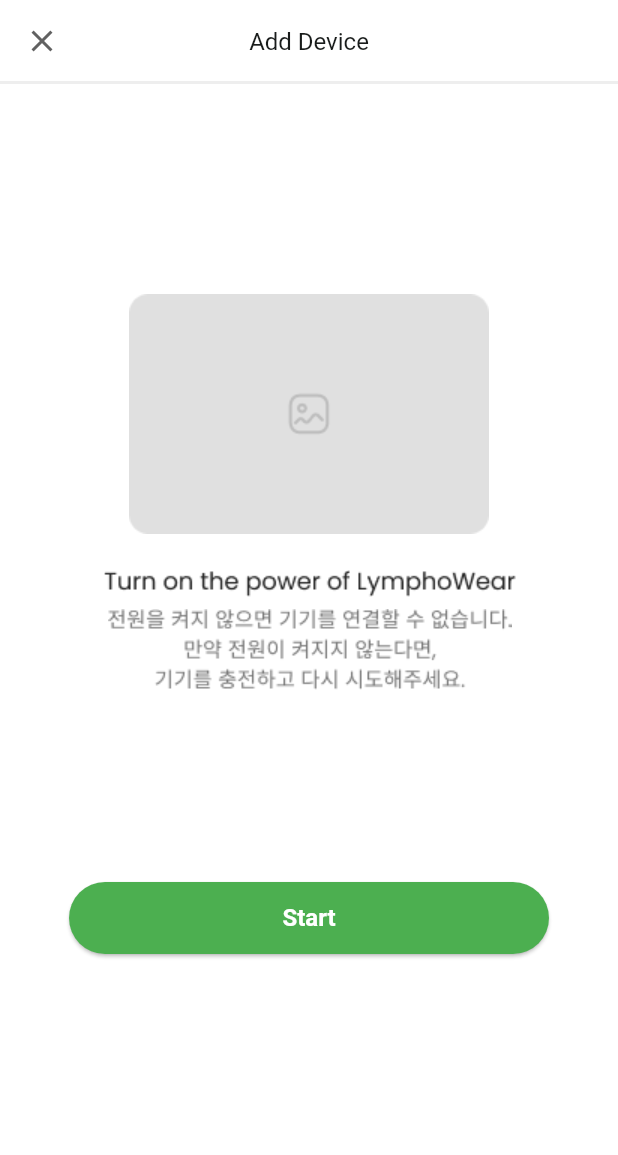
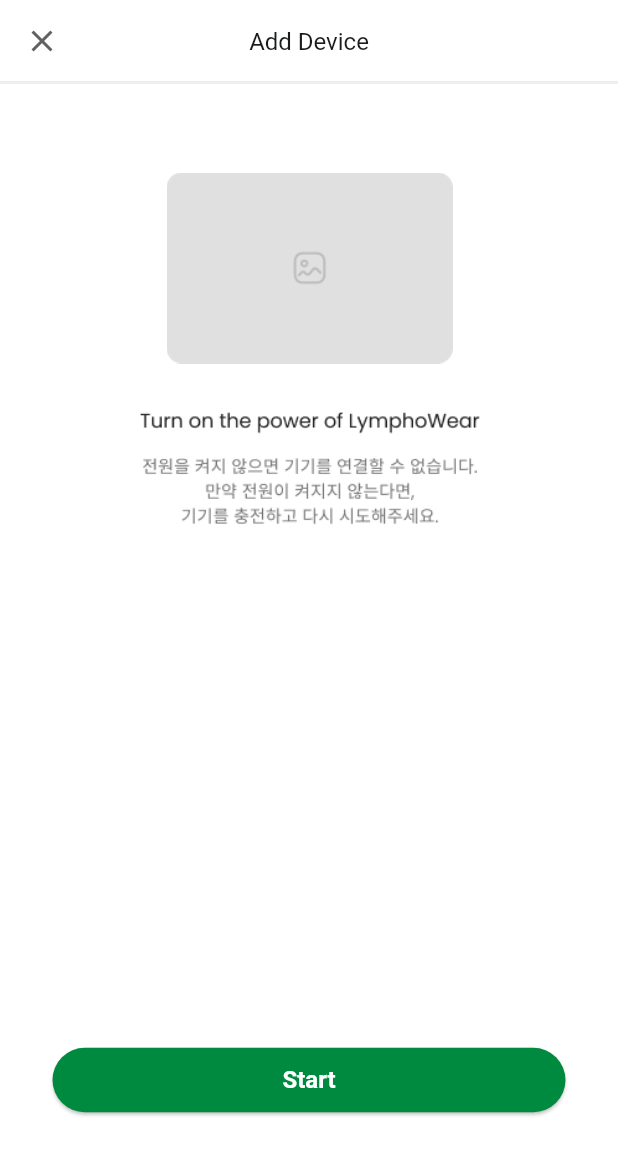
Before and after one commit to kwakdeung/lymphowear_remote_app_logging_responsive, a Flutter app: the screen it shows after launch, after a tap on "Skip", on a phone screen of 412 x 824 dp. Shown: the top 1155 px of the screen. Run offline on Flutter 3.47's test engine with Material 2 defaults, Android fonts, the phone set to English and light mode, and no system bars.

Commit message:
modify pages

```diff
--- a/lib/pages/onboarding_page.dart
+++ b/lib/pages/onboarding_page.dart
@@ -1,7 +1,5 @@
 import 'package:flutter/material.dart';
 import 'package:lymphowear_remote_app_logging_responsive/components/dotindicator.dart';
-import 'package:lymphowear_remote_app_logging_responsive/constants.dart';
-import 'package:lymphowear_remote_app_logging_responsive/pages/contents/onboarding_contents.dart';
 import 'package:lymphowear_remote_app_logging_responsive/pages/pairing_page.dart';
 
 import '../models/onboarding_model.dart';
@@ -30,44 +28,45 @@
 
   @override
   Widget build(BuildContext context) {
-    pageController = PageController(
-        initialPage: 0,
-        viewportFraction:
-            0.65); // viewportFraction - PageView 이전, 다음 페이지 약간 보이게 하는 효과
+    pageController = PageController(initialPage: 0, viewportFraction: 0.65);
 
     return Scaffold(
       resizeToAvoidBottomInset: false,
       body: Center(
+        child: Container(
+          margin: const EdgeInsets.fromLTRB(35, 80, 35, 80),
           child: Column(
-            mainAxisAlignment: MainAxisAlignment.center,
-            children: [
+            mainAxisAlignment: MainAxisAlignment.end,
+            children: <Widget>[
+              // Container(
+              //   margin: const EdgeInsets.fromLTRB(10, 10, 10, 10),
+              //   height: 432, // Log - 반응형으로 맞추기
+              //   //   alignment: Alignment.center,
+              //   decoration: const BoxDecoration(
+              //     shape: BoxShape.rectangle,
+              //     color: Colors.transparent,
+              //   ),
+              //   child: Expanded(
+              //     child: PageView.builder(
+              //       controller: pageController,
+              //       itemCount: onboardingData.length,
+              //       onPageChanged: (index) {
+              //         setState(() {
+              //           pageIndex = index;
+              //         });
+              //       },
+              //       itemBuilder: (BuildContext context, int index) =>
+              //           OnboardingContents(
+              //         image: onboardingData[index].image,
+              //         title: onboardingData[index].title,
+              //         description: onboardingData[index].description,
+              //       ),
+              //     ),
+              //   ),
+              // ),
               Container(
-                margin: const EdgeInsets.fromLTRB(0, 10, 0, 0),
-                padding: const EdgeInsets.all(0.0),
-                width: double.infinity,
-                height: 432, // Log - 반응형으로 맞추기
-                alignment: Alignment.center,
-                decoration: const BoxDecoration(
-                  shape: BoxShape.rectangle,
-                  color: Colors.transparent,
-                ),
-                child: PageView.builder(
-                  controller: pageController,
-                  itemCount: onboardingData.length,
-                  onPageChanged: (index) {
-                    setState(() {
-                      pageIndex = index;
-                    });
-                  },
-                  itemBuilder: (BuildContext context, int index) =>
-                      OnboardingContents(
-                    image: onboardingData[index].image,
-                    title: onboardingData[index].title,
-                    description: onboardingData[index].description,
-                  ),
-                ),
-              ),
-              Row(
+                margin: const EdgeInsets.all(32),
+                child: Row(
                   mainAxisAlignment: MainAxisAlignment.center,
                   children: List.generate(
                       onboardingData.length,
@@ -76,22 +75,13 @@
                             child: DotIndicator(isActive: index == pageIndex),
                           ))),
                 ),
+              ),
               Container(
-                margin: const EdgeInsets.fromLTRB(20, 60, 20, 80),
-                padding: bottombuttonpadding,
-                alignment: Alignment.center,
-                decoration: const BoxDecoration(
-                  shape: BoxShape.rectangle,
-                  color: Colors.transparent,
-                ),
+                color: const Color.fromARGB(0, 231, 174, 174),
+                // margin: const EdgeInsets.fromLTRB(20, 43, 20, 80),
+                // padding: const EdgeInsets.fromLTRB(12, 24, 12, 24),
+                width: double.infinity,
                 child: ElevatedButton(
-                  style: ElevatedButton.styleFrom(
-                    fixedSize: const Size(320, 48),
-                    primary: Colors.green[500],
-                    onPrimary: Colors.white,
-                    textStyle: const TextStyle(
-                        fontSize: 18, fontWeight: FontWeight.bold),
-                  ),
                   onPressed: () {
                     Navigator.pushReplacement(
                       context,
@@ -101,11 +91,20 @@
                       ),
                     );
                   },
+                  style: ElevatedButton.styleFrom(
+                    padding: const EdgeInsets.fromLTRB(24, 12, 24, 12),
+                    primary: const Color(0xff008A40),
+                    onPrimary: Colors.white,
+                    textStyle: const TextStyle(
+                        fontSize: 18, fontWeight: FontWeight.bold),
+                  ),
                   child: const Text('Skip'),
                 ),
               ),
             ],
           ),
-        ));
+        ),
+      ),
+    );
   }
 }
--- a/lib/pages/pairing_page.dart
+++ b/lib/pages/pairing_page.dart
@@ -51,41 +51,45 @@
         centerTitle: true,
       ),
       body: Center(
+        child: Container(
+          margin: const EdgeInsets.fromLTRB(35, 0, 35, 80),
           child: Column(
-          mainAxisAlignment: MainAxisAlignment.center,
+            mainAxisAlignment: MainAxisAlignment.end,
             children: [
               Container(
-              margin: const EdgeInsets.fromLTRB(60, 56, 60, 24),
+                margin: const EdgeInsets.fromLTRB(76, 59, 75, 32),
                 child: Image.asset(
                   'assets/images/Pairing01_image.png',
                   fit: BoxFit.fill,
                 ),
               ),
               Container(
-              margin: const EdgeInsets.fromLTRB(43, 0, 42, 8),
+                margin: const EdgeInsets.fromLTRB(58, 0, 57, 16),
                 child: Image.asset(
                   'assets/images/Pairing01_title.png',
                   fit: BoxFit.fill,
                 ),
               ),
               Container(
-              margin: const EdgeInsets.fromLTRB(45, 0, 44, 0),
+                margin: const EdgeInsets.fromLTRB(60, 0, 59, 0),
                 child: Image.asset(
                   'assets/images/Pairing01_content.png',
                   fit: BoxFit.fill,
                 ),
               ),
+              const Spacer(),
               Container(
-              margin: const EdgeInsets.fromLTRB(20, 104, 20, 80),
-              padding: const EdgeInsets.fromLTRB(12, 24, 12, 24),
+                // margin: const EdgeInsets.fromLTRB(0, 156, 0, 0),
+                width: double.infinity,
                 decoration: const BoxDecoration(
                   shape: BoxShape.rectangle,
                   color: Colors.white,
                 ),
                 child: ElevatedButton(
                   style: ElevatedButton.styleFrom(
-                  fixedSize: const Size(320, 48),
-                  primary: Colors.green,
+                    // fixedSize: const Size(320, 48),
+                    padding: const EdgeInsets.fromLTRB(24, 12, 24, 12),
+                    primary: const Color(0xff008A40),
                     onPrimary: Colors.white,
                     textStyle: const TextStyle(
                         fontWeight: FontWeight.bold, fontSize: 16),
@@ -105,6 +109,7 @@
             ],
           ),
         ),
+      ),
     );
   }
 }
--- a/lib/widgets/home/home_default.dart
+++ b/lib/widgets/home/home_default.dart
@@ -171,7 +171,7 @@
                         child: const LymphoWearState(),
                       ),
                       Container(
-                        margin: const EdgeInsets.fromLTRB(20, 24, 20, 24),
+                        margin: const EdgeInsets.fromLTRB(20, 24, 20, 72),
                         decoration: BoxDecoration(
                             borderRadius: BorderRadius.circular(20),
                             border:
@@ -181,7 +181,7 @@
                             Collarbone(),
                             Armpit(),
                             Shoulder(),
-                            HeatingOption(),
+                            Shoulder(),
                           ],
                         ),
                       ),
```
Also changed, not shown: lib/components/circularindicator.dart (+0 -7 lines), lib/pages/pairing/pairing_complete.dart (+16 -10 lines), lib/pages/pairing/pairing_connect.dart (+20 -13 lines), lib/pages/pairing/pairing_failed.dart (+17 -17 lines), lib/pages/pairing/pairing_loading.dart (+17 -10 lines). Lines whose indentation alone changed are shown as unchanged.
